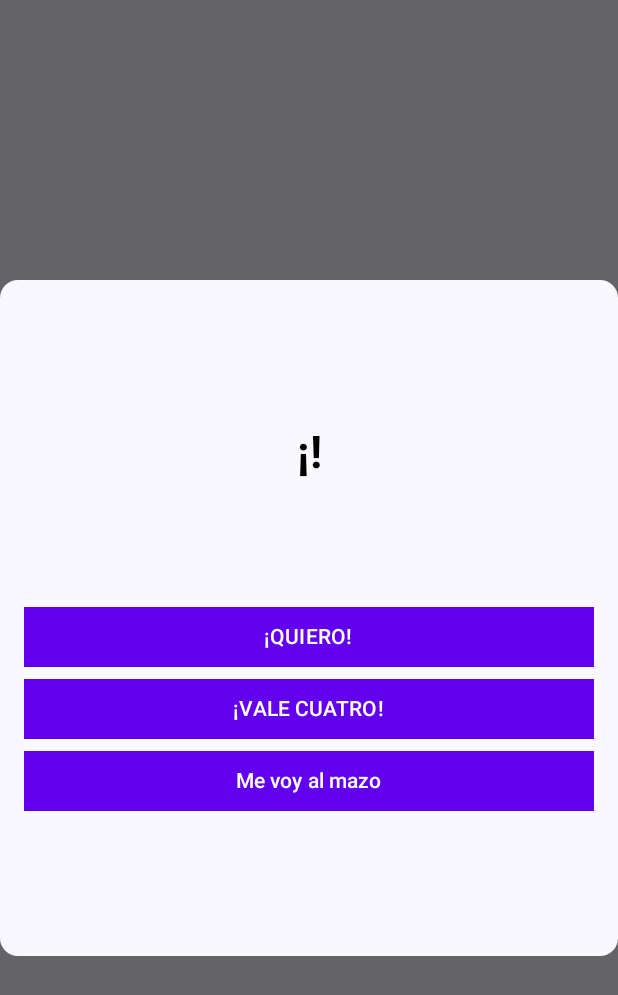
After one commit to UTN-FRBA-Mobile/QueTrucazo, an Android app built with Jetpack Compose: the composable TrucoDialog called with empty values, on a phone screen of 412 x 824 dp. The commit adds this screen. Shown: the top 995 px of the screen. Run offline under Robolectric (Android 15) with nearby library versions, the phone set to English and light mode, and no system bars.

Commit message:
truco dialog

```diff
--- a/quetrucazo/app/src/main/java/com/utnmobile/quetrucazo/services/SocketIOManager.kt
+++ b/quetrucazo/app/src/main/java/com/utnmobile/quetrucazo/services/SocketIOManager.kt
@@ -105,4 +105,6 @@ object SocketIOManager {
         _socket?.emit("truco", data)
     }
 
+
+
 }
--- /dev/null
+++ b/quetrucazo/app/src/main/java/com/utnmobile/quetrucazo/ui/presentation/TrucoDialog.kt
@@ -0,0 +1,129 @@
+package com.utnmobile.quetrucazo.ui.presentation
+
+import androidx.compose.animation.animateContentSize
+import androidx.compose.foundation.layout.Arrangement
+import androidx.compose.foundation.layout.Column
+import androidx.compose.foundation.layout.Row
+import androidx.compose.foundation.layout.fillMaxHeight
+import androidx.compose.foundation.layout.fillMaxWidth
+import androidx.compose.foundation.layout.padding
+import androidx.compose.material3.Button
+import androidx.compose.material3.ButtonDefaults
+import androidx.compose.material3.MaterialTheme
+import androidx.compose.material3.Surface
+import androidx.compose.material3.Text
+import androidx.compose.runtime.Composable
+import androidx.compose.ui.Alignment
+import androidx.compose.ui.Modifier
+import androidx.compose.ui.graphics.Color
+import androidx.compose.ui.graphics.RectangleShape
+import androidx.compose.ui.text.TextStyle
+import androidx.compose.ui.text.font.FontWeight
+import androidx.compose.ui.text.style.TextAlign
+import androidx.compose.ui.tooling.preview.Preview
+import androidx.compose.ui.unit.dp
+import androidx.compose.ui.unit.sp
+import androidx.compose.ui.window.Dialog
+import com.utnmobile.quetrucazo.services.SocketIOManager
+
+@Composable
+fun TrucoDialog(
+    onDismissRequest: () -> Unit,
+    gameId: Int,
+    userId: Int,
+    call: String
+
+) {
+
+    val buttonColors = ButtonDefaults.buttonColors(containerColor = Color(0xFF6200EE))
+    Dialog(onDismissRequest = onDismissRequest) {
+        Surface(
+            shape = MaterialTheme.shapes.medium,
+            modifier = Modifier.fillMaxWidth()
+        ) {
+            Column(modifier = Modifier.padding(16.dp)){
+                Row( modifier = Modifier
+                    .fillMaxWidth()
+                    .fillMaxHeight(0.25f),
+                    horizontalArrangement = Arrangement.Center,
+                    verticalAlignment = Alignment.CenterVertically){
+                        Text(text = "¡$call!",
+                            style = TextStyle(
+                                fontSize = 30.sp,
+                                color = Color.Black,
+                                fontWeight = FontWeight.Bold
+                            ),
+                            textAlign = TextAlign.Center,
+                            modifier = Modifier.animateContentSize()
+                        )
+
+
+                }
+                Row (modifier = Modifier
+                    .fillMaxWidth()
+
+                ) {
+                    Button(onClick = { onDismissRequest()
+                                     //SocketIOManager.trucoCallAccept
+                        },
+                        modifier = Modifier
+                            .fillMaxWidth(),
+                        shape = RectangleShape,
+                        colors = buttonColors) {
+                        Text(text = "¡QUIERO!")
+                    }
+
+                }
+                Row(modifier = Modifier
+                    .fillMaxWidth()
+
+                ) {
+                    val nextCall: String = if (call == "TRUCO"){
+                        "RETRUCO"
+                    } else "VALE CUATRO"
+                    Button(
+                        onClick = {
+                            onDismissRequest()
+                            SocketIOManager.trucoCall(userId, gameId,nextCall)
+
+                        },
+                        modifier = Modifier
+                            .fillMaxWidth(),
+                        shape = RectangleShape,
+                        colors = buttonColors,
+                        enabled = (call != "VALE CUATRO")
+                    ) {
+                        Text("¡$nextCall!")
+                    }
+
+                }
+                Row (modifier = Modifier
+                    .fillMaxWidth()
+                    .fillMaxHeight(0.25f),
+                ) {
+                    Button(onClick = { onDismissRequest() },
+                        modifier = Modifier
+                            .fillMaxWidth(),
+                        shape = RectangleShape,
+                        colors = buttonColors) {
+                        Text(text = "Me voy al mazo")
+                    }
+
+                }
+            }
+        }
+    }
+
+}
+
+@Preview
+@Composable
+fun TrucoDialogPreview() {
+    TrucoDialog(
+        onDismissRequest = { },
+        gameId = 1,
+        userId = 2,
+        call = "TRUCO"
+
+    )
+}
--- a/quetrucazo/app/src/main/java/com/utnmobile/quetrucazo/ui/presentation/game/GameScreen.kt
+++ b/quetrucazo/app/src/main/java/com/utnmobile/quetrucazo/ui/presentation/game/GameScreen.kt
@@ -126,6 +126,7 @@ fun GameScreen(navigateTo: NavigateTo, game: Game, isPreview: Boolean = false) {
 
             is TrucoCallGameEvent -> {
                 println("TRUCO EVENTO COMENZADO!!!!!!!!!!!!!")
+                var myOpponent = game.players.filter { it.id != event.caller }
 
             }
 
```
Also changed, not shown: quetrucazo/app/src/main/java/com/utnmobile/quetrucazo/ui/presentation/PlayAgainDialog.kt (renamed from quetrucazo/app/src/main/java/com/utnmobile/quetrucazo/ui/presentation/PlayAgainDiaolog.kt).
